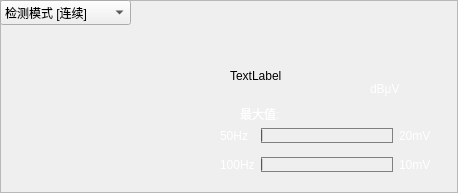
This is Gui/Function/aewidget.ui in rpdhunter/swbox as Qt 5 draws it before an edit. The edited form follows.
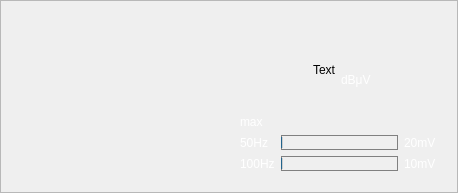
This is the edited form.

```diff
--- a/Gui/Function/aewidget.ui
+++ b/Gui/Function/aewidget.ui
@@ -19,135 +19,107 @@
   <property name="frameShadow">
    <enum>QFrame::Raised</enum>
   </property>
-  <widget class="QLabel" name="label_3">
+  <widget class="QWidget" name="layoutWidget">
    <property name="geometry">
     <rect>
-     <x>370</x>
-     <y>80</y>
-     <width>41</width>
-     <height>17</height>
+     <x>240</x>
+     <y>30</y>
+     <width>196</width>
+     <height>141</height>
     </rect>
    </property>
-   <property name="styleSheet">
-    <string notr="true">QLabel {color:white;}</string>
-   </property>
-   <property name="text">
-    <string notr="true">dBμV</string>
-   </property>
-  </widget>
-  <widget class="QComboBox" name="comboBox">
-   <property name="geometry">
-    <rect>
-     <x>0</x>
-     <y>0</y>
-     <width>131</width>
-     <height>25</height>
-    </rect>
-   </property>
-   <property name="currentText">
-    <string>检测模式 [连续]</string>
-   </property>
-   <property name="maxVisibleItems">
-    <number>15</number>
-   </property>
+   <layout class="QVBoxLayout" name="layout_main">
    <item>
-    <property name="text">
-     <string>检测模式 [连续]</string>
-    </property>
-   </item>
+     <layout class="QHBoxLayout" name="horizontalLayout">
    <item>
-    <property name="text">
-     <string>图形显示 [时序图]</string>
-    </property>
-   </item>
+       <layout class="QVBoxLayout" name="verticalLayout_2">
    <item>
-    <property name="text">
-     <string>增益调节 [×1]</string>
-    </property>
-   </item>
-   <item>
-    <property name="text">
-     <string>音量调节 [×8]</string>
-    </property>
-   </item>
-   <item>
-    <property name="text">
-     <string>黄色报警阈值[20]dB</string>
-    </property>
-   </item>
-   <item>
-    <property name="text">
-     <string>红色报警阈值[20]dB</string>
-    </property>
-   </item>
-   <item>
-    <property name="text">
-     <string>脉冲触发 [15]mV</string>
-    </property>
-   </item>
-   <item>
-    <property name="text">
-     <string>连续录波[5s]</string>
-    </property>
-   </item>
-   <item>
-    <property name="text">
-     <string>最大值重置</string>
-    </property>
-   </item>
-  </widget>
-  <widget class="QWidget" name="widget" native="true">
-   <property name="geometry">
-    <rect>
-     <x>10</x>
-     <y>35</y>
-     <width>201</width>
-     <height>140</height>
-    </rect>
-   </property>
-  </widget>
   <widget class="QLabel" name="label_val">
-   <property name="geometry">
-    <rect>
-     <x>230</x>
-     <y>40</y>
-     <width>131</width>
-     <height>71</height>
-    </rect>
+          <property name="sizePolicy">
+           <sizepolicy hsizetype="Preferred" vsizetype="Expanding">
+            <horstretch>0</horstretch>
+            <verstretch>0</verstretch>
+           </sizepolicy>
    </property>
    <property name="styleSheet">
     <string notr="true">QLabel {font-family:WenQuanYi Micro Hei;font-size:52px;color:white}
 background:transparent;color:gray;</string>
    </property>
    <property name="text">
-    <string notr="true">TextLabel</string>
-   </property>
-  </widget>
+           <string notr="true">Text</string>
+          </property>
+          <property name="alignment">
+           <set>Qt::AlignRight|Qt::AlignTrailing|Qt::AlignVCenter</set>
+          </property>
+         </widget>
+        </item>
+        <item>
   <widget class="QLabel" name="label_max">
-   <property name="geometry">
-    <rect>
-     <x>240</x>
-     <y>105</y>
-     <width>151</width>
-     <height>17</height>
-    </rect>
+          <property name="sizePolicy">
+           <sizepolicy hsizetype="Preferred" vsizetype="Minimum">
+            <horstretch>0</horstretch>
+            <verstretch>0</verstretch>
+           </sizepolicy>
    </property>
    <property name="styleSheet">
     <string notr="true">QLabel {color:white;}</string>
    </property>
    <property name="text">
-    <string notr="true">最大值:</string>
-   </property>
-  </widget>
-  <widget class="QWidget" name="layoutWidget">
-   <property name="geometry">
-    <rect>
-     <x>220</x>
-     <y>120</y>
-     <width>211</width>
-     <height>62</height>
-    </rect>
-   </property>
+           <string notr="true">max</string>
+          </property>
+         </widget>
+        </item>
+       </layout>
+      </item>
+      <item>
+       <layout class="QVBoxLayout" name="verticalLayout">
+        <item>
+         <spacer name="verticalSpacer">
+          <property name="orientation">
+           <enum>Qt::Vertical</enum>
+          </property>
+          <property name="sizeHint" stdset="0">
+           <size>
+            <width>20</width>
+            <height>40</height>
+           </size>
+          </property>
+         </spacer>
+        </item>
+        <item>
+         <widget class="QLabel" name="label_3">
+          <property name="sizePolicy">
+           <sizepolicy hsizetype="Minimum" vsizetype="Preferred">
+            <horstretch>0</horstretch>
+            <verstretch>0</verstretch>
+           </sizepolicy>
+          </property>
+          <property name="styleSheet">
+           <string notr="true">QLabel {color:white;}</string>
+          </property>
+          <property name="text">
+           <string notr="true">dBμV</string>
+          </property>
+         </widget>
+        </item>
+        <item>
+         <spacer name="verticalSpacer_2">
+          <property name="orientation">
+           <enum>Qt::Vertical</enum>
+          </property>
+          <property name="sizeHint" stdset="0">
+           <size>
+            <width>20</width>
+            <height>40</height>
+           </size>
+          </property>
+         </spacer>
+        </item>
+       </layout>
+      </item>
+     </layout>
+    </item>
+    <item>
    <layout class="QGridLayout" name="gridLayout">
     <item row="1" column="0">
      <widget class="QLabel" name="label_range_2">
@@ -171,25 +143,8 @@
        <string notr="true">QProgressBar{border:1px solid gray;background:transparent;}
 QProgressBar::chunk{&quot;background-color:skyblue;&quot;}</string>
       </property>
-      <property name="value">
-       <number>0</number>
-      </property>
-      <property name="textVisible">
-       <bool>false</bool>
-      </property>
-     </widget>
-    </item>
-    <item row="0" column="1">
-     <widget class="QProgressBar" name="progressBar_50Hz">
-      <property name="maximumSize">
-       <size>
-        <width>16777215</width>
-        <height>15</height>
-       </size>
-      </property>
-      <property name="styleSheet">
-       <string notr="true">QProgressBar{border:1px solid gray;background:transparent;}
-QProgressBar::chunk{&quot;background-color:skyblue;&quot;}</string>
+        <property name="maximum">
+         <number>50</number>
       </property>
       <property name="value">
        <number>0</number>
@@ -228,6 +183,31 @@
        <string notr="true">10mV</string>
       </property>
      </widget>
+      </item>
+      <item row="0" column="1">
+       <widget class="QProgressBar" name="progressBar_50Hz">
+        <property name="maximumSize">
+         <size>
+          <width>16777215</width>
+          <height>15</height>
+         </size>
+        </property>
+        <property name="styleSheet">
+         <string notr="true">QProgressBar{border:1px solid gray;background:transparent;}
+QProgressBar::chunk{&quot;background-color:skyblue;&quot;}</string>
+        </property>
+        <property name="maximum">
+         <number>50</number>
+        </property>
+        <property name="value">
+         <number>0</number>
+        </property>
+        <property name="textVisible">
+         <bool>false</bool>
+        </property>
+       </widget>
+      </item>
+     </layout>
     </item>
    </layout>
   </widget>
```
Lines whose indentation alone changed are shown as unchanged.
